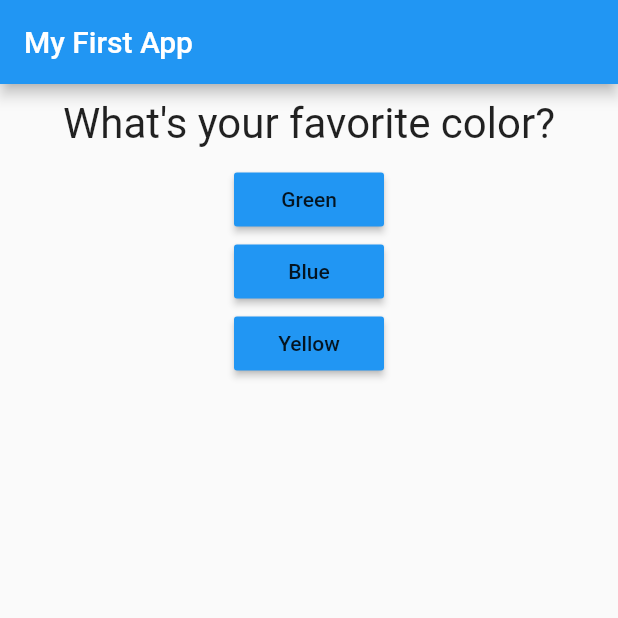
After one commit to jls-github/first_flutter_project, a Flutter app: the screen it shows after launch, on a phone screen of 412 x 824 dp, the top half of it. The commit adds this screen. Run offline on Flutter 3.47's test engine with Material 2 defaults, Android fonts, the phone set to English and light mode, and no system bars.

Commit message:
abstract out quiz and result widgets

```diff
--- a/lib/main.dart
+++ b/lib/main.dart
@@ -1,7 +1,6 @@
 import 'package:flutter/material.dart';
-
-import './question.dart';
-import './answer.dart';
+import 'quiz.dart';
+import 'result.dart';
 
 void main() => runApp(MyApp());
 
@@ -13,7 +12,7 @@ class MyApp extends StatefulWidget {
 }
 
 class _MyAppState extends State<MyApp> {
-  final questions = const [
+  final _questions = const [
     {
       "questionText": "What's your favorite color?",
       "answers": ["Green", "Blue", "Yellow"]
@@ -39,18 +38,14 @@ class _MyAppState extends State<MyApp> {
         appBar: AppBar(
           title: Text('My First App'),
         ),
-        body: _questionIndex < questions.length
-            ? Column(
-                children: <Widget>[
-                  Question(questions[_questionIndex]["questionText"]),
-                  ...(questions[_questionIndex]["answers"] as List<String>)
-                      .map((answer) {
-                    return Answer(_answerQuestion, answer);
-                  }),
-                ],
+        body: _questionIndex < _questions.length
+            ? Quiz(
+                answerQuestion: _answerQuestion,
+                questionIndex: _questionIndex,
+                questions: _questions,
               )
             : Center(
-                child: Text("You did it!"),
+                child: Result(),
               ),
       ),
     );
--- /dev/null
+++ b/lib/quiz.dart
@@ -0,0 +1,28 @@
+import 'package:flutter/material.dart';
+import './question.dart';
+import './answer.dart';
+
+class Quiz extends StatelessWidget {
+  final List<Map<String, Object>> questions;
+  final Function answerQuestion;
+  final int questionIndex;
+
+  Quiz({
+    @required this.questions,
+    @required this.answerQuestion,
+    @required this.questionIndex,
+  });
+
+  @override
+  Widget build(BuildContext context) {
+    return Container(
+        child: Column(
+      children: <Widget>[
+        Question(questions[questionIndex]["questionText"]),
+        ...(questions[questionIndex]["answers"] as List<String>).map((answer) {
+          return Answer(answerQuestion, answer);
+        }),
+      ],
+    ));
+  }
+}
```
Also changed, not shown: lib/result.dart (added, +12 -0 lines).
